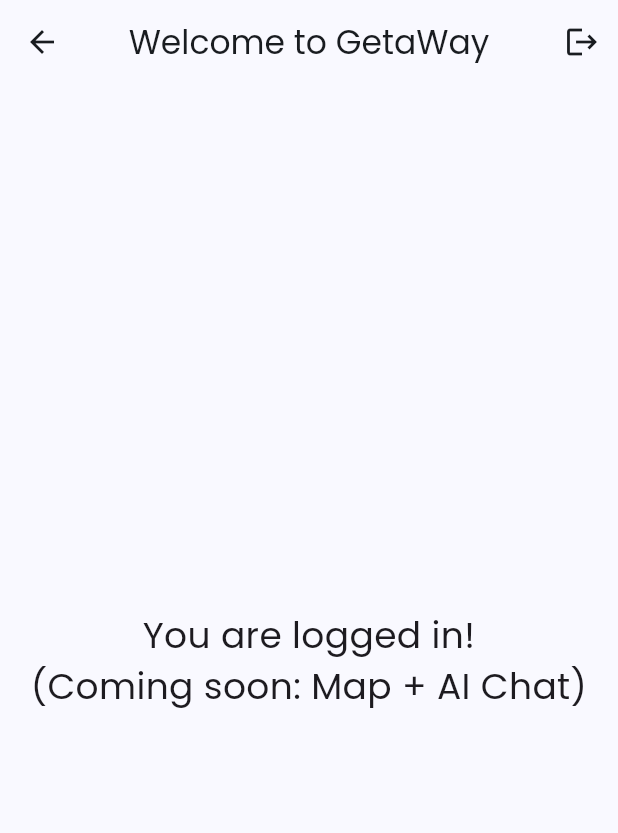
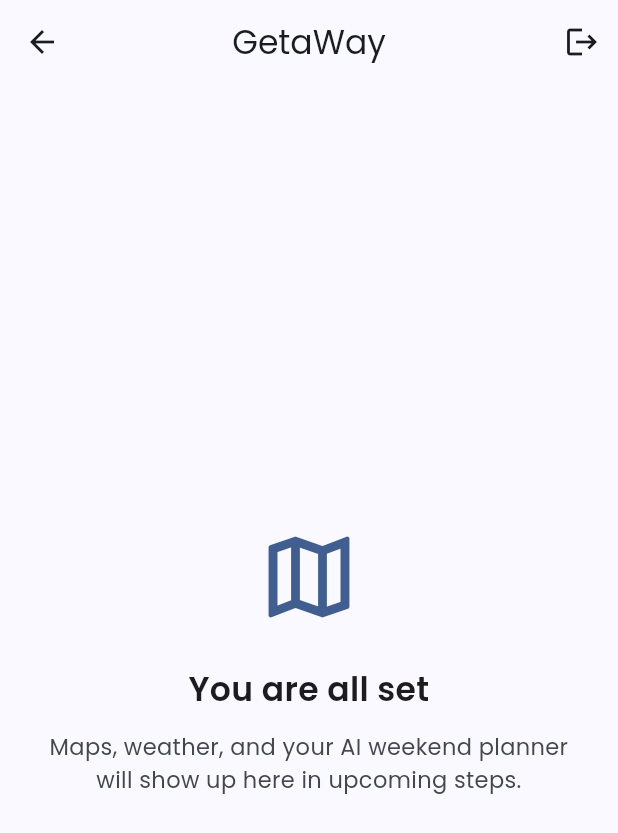
Before and after one commit to Farid-Ziade/GetaWay, a Flutter app: the HomeScreen screen opened by its route, on a phone screen of 412 x 824 dp. Shown: the top 833 px of the screen. Run offline on Flutter 3.47's test engine with Material 3 defaults, Android fonts, the phone set to English and light mode, and no system bars; our stand-ins replace firebase_auth, firebase_core, google_fonts, google_sign_in, intl_phone_field; accounts and stored records are empty.

Commit message:
feat(auth): enhance authentication flow and error handling; refactor navigation routes

```diff
--- /dev/null
+++ b/lib/app/app_routes.dart
@@ -0,0 +1,6 @@
+/// Named routes for [MaterialApp]. Keeps navigation strings in one place.
+abstract final class AppRoutes {
+  static const String login = '/login';
+  static const String linkAccount = '/link-account';
+  static const String home = '/home';
+}
--- a/lib/features/auth/data/services/auth_service.dart
+++ b/lib/features/auth/data/services/auth_service.dart
@@ -245,8 +245,9 @@
       case 'invalid-email':
         return 'That email does not look valid.';
       case 'wrong-password':
+        return 'Incorrect email or password.';
       case 'invalid-credential':
-        return 'Incorrect email or password.';
+        return 'That sign-in did not work. Check your SMS code or password and try again.';
       case 'user-disabled':
         return 'This account has been disabled.';
       case 'user-not-found':
@@ -265,11 +266,32 @@
         return 'The SMS session expired. Send a new code.';
       case 'account-exists-with-different-credential':
         return 'An account already exists with this email. Sign in with email first, then link your phone from settings (coming soon) or contact support.';
+      case 'invalid-app-credential':
+        return 'Phone sign-in could not verify this app. In Firebase Console → Project settings → your Android app, '
+            'confirm the SHA-1 (and SHA-256) match the keystore you use to run the app, then download a fresh '
+            'google-services.json and rebuild (flutter clean).';
+      case 'app-not-authorized':
+        return 'This app is not allowed to use Firebase Auth with this project. Check package name and google-services.json.';
+      case 'missing-client-identifier':
+        return 'Firebase Android client is misconfigured. Re-download google-services.json and run flutter clean.';
+      case 'billing-not-enabled':
+        return 'Phone authentication may require billing on your Firebase/Google Cloud project. Enable billing in Google Cloud Console.';
+      case 'captcha-check-failed':
+        return 'Safety check failed. Try again on a device with Google Play services, or use a test phone number from the Firebase Console.';
+      case 'internal-error':
+        return 'Firebase returned an internal error. Try again in a few minutes; if it persists, use Logcat and check Play services / network.';
+      case 'requires-recent-login':
+        return 'For security, sign out, sign in again with Google or email, then add your phone number once more.';
+      case 'operation-not-allowed':
+        return 'This sign-in method is disabled in Firebase. Enable Phone (and Google if needed) under Authentication → Sign-in method.';
+      case 'quota-exceeded':
+        return 'SMS quota exceeded for this project. Try again later or add a test phone number in Firebase Console.';
       default:
         if (kDebugMode) {
           debugPrint('Auth error: ${e.code} ${e.message}');
         }
-        return 'Could not complete that action. Try again.';
+        final suffix = kDebugMode ? ' (${e.code})' : '';
+        return 'Could not complete that action. Try again.$suffix';
     }
   }
 }
--- a/lib/features/home/presentation/screens/home_screen.dart
+++ b/lib/features/home/presentation/screens/home_screen.dart
@@ -1,33 +1,90 @@
+import 'dart:async';
+
+import 'package:firebase_auth/firebase_auth.dart';
 import 'package:flutter/material.dart';
+import 'package:google_fonts/google_fonts.dart';
 
+import 'package:getaway_app/app/app_routes.dart';
 import 'package:getaway_app/features/auth/data/services/auth_service.dart';
 
 /// Signed-in landing screen. Map, weather, and AI planner arrive in later phases.
-class HomeScreen extends StatelessWidget {
+class HomeScreen extends StatefulWidget {
   const HomeScreen({super.key});
 
   @override
+  State<HomeScreen> createState() => _HomeScreenState();
+}
+
+class _HomeScreenState extends State<HomeScreen> {
+  final _auth = AuthService();
+  StreamSubscription<User?>? _authSub;
+
+  @override
+  void initState() {
+    super.initState();
+    _authSub = _auth.authStateChanges.listen((user) {
+      if (!mounted) return;
+      if (user == null) {
+        Navigator.of(context).pushNamedAndRemoveUntil(
+          AppRoutes.login,
+          (_) => false,
+        );
+      }
+    });
+  }
+
+  @override
+  void dispose() {
+    _authSub?.cancel();
+    super.dispose();
+  }
+
+  @override
   Widget build(BuildContext context) {
+    final scheme = Theme.of(context).colorScheme;
     return Scaffold(
       appBar: AppBar(
-        title: const Text('Welcome to GetaWay'),
+        title: const Text('GetaWay'),
         actions: [
           IconButton(
             icon: const Icon(Icons.logout),
             tooltip: 'Log out',
             onPressed: () async {
-              await AuthService().logout();
+              await _auth.logout();
               if (!context.mounted) return;
-              Navigator.pushReplacementNamed(context, '/login');
+              Navigator.pushReplacementNamed(context, AppRoutes.login);
             },
           ),
         ],
       ),
-      body: const Center(
-        child: Text(
-          'You are logged in!\n(Coming soon: Map + AI Chat)',
-          textAlign: TextAlign.center,
-          style: TextStyle(fontSize: 24),
+      body: Center(
+        child: Padding(
+          padding: const EdgeInsets.symmetric(horizontal: 32),
+          child: Column(
+            mainAxisAlignment: MainAxisAlignment.center,
+            children: [
+              Icon(Icons.map_outlined, size: 72, color: scheme.primary),
+              const SizedBox(height: 24),
+              Text(
+                'You are all set',
+                style: GoogleFonts.poppins(
+                  fontSize: 22,
+                  fontWeight: FontWeight.w600,
+                ),
+                textAlign: TextAlign.center,
+              ),
+              const SizedBox(height: 12),
+              Text(
+                'Maps, weather, and your AI weekend planner will show up here in upcoming steps.',
+                style: GoogleFonts.poppins(
+                  fontSize: 15,
+                  height: 1.45,
+                  color: scheme.onSurfaceVariant,
+                ),
+                textAlign: TextAlign.center,
+              ),
+            ],
+          ),
         ),
       ),
     );
```
Also changed, not shown: lib/app/getaway_app.dart (+4 -3 lines), lib/features/auth/presentation/auth_navigation.dart (+6 -5 lines), lib/features/auth/presentation/screens/link_account_screen.dart (+22 -3 lines), lib/features/auth/presentation/screens/login_screen.dart (+9 -5 lines), lib/features/auth/presentation/widgets/auth_exit_scope.dart (added, +57 -0 lines), lib/features/auth/presentation/widgets/link_account_back_scope.dart (added, +63 -0 lines), lib/features/splash/presentation/screens/splash_screen.dart (+2 -5 lines), 3 other files.
